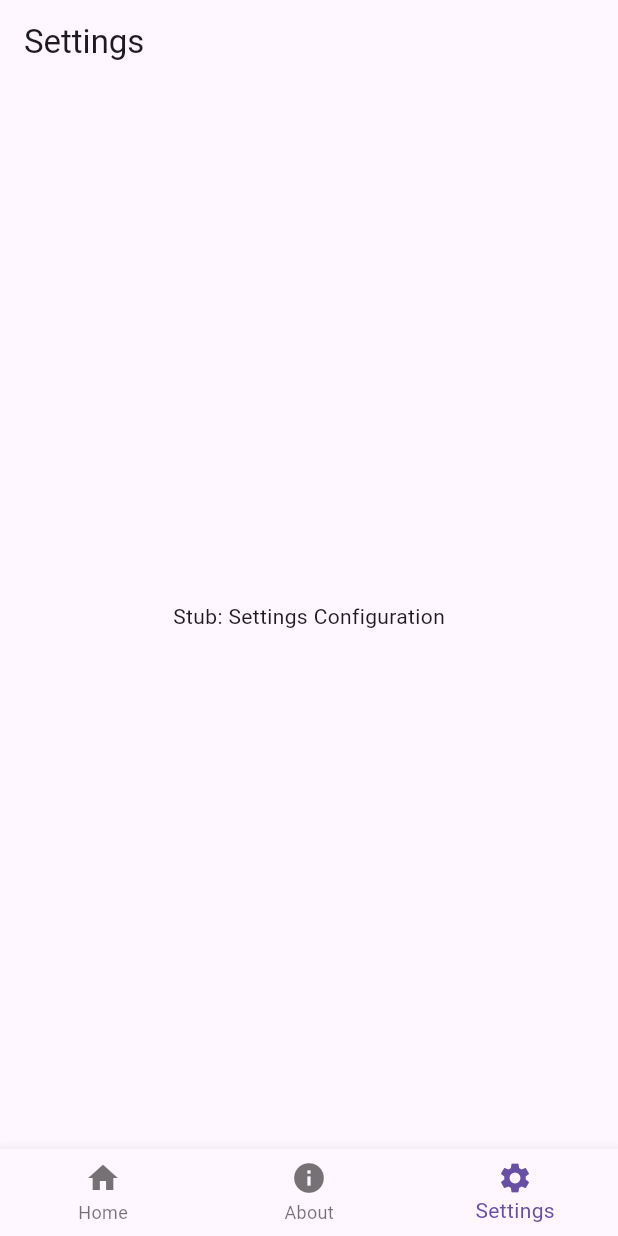
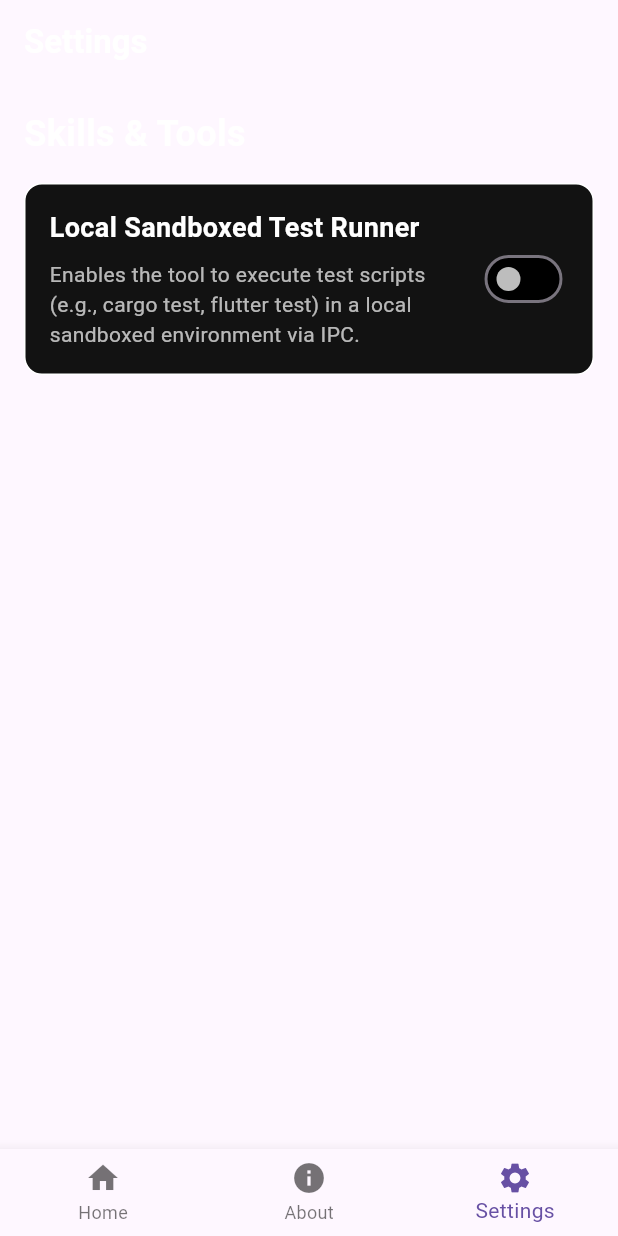
Before and after one commit to ddgybrasil-droid/JulesDesktop, a Flutter app: the screen it shows after launch, item 3 of the bottom bar chosen, on a phone screen of 412 x 824 dp. Run offline on Flutter 3.47's test engine with Material 3 defaults, Android fonts, the phone set to English and light mode, and no system bars.

Commit message:
feat: Add local test runner UI toggle and Rust backend handler stubs
- Added `tools_hub.rs` in backend with `TestExecutionSignal` schema and `handle_test_execution_signal` function.
- Exposed `tools_hub` module in `backend/src/main.rs`.
- Updated `settings_screen.dart` to implement "Skills & Tools" panel using the Bento Grid framework.
- Added a `Switch` toggle for the Local Sandboxed Test Runner in the frontend.
- Added `/backend/target/` to `.gitignore` to prevent committing build artifacts.

Co-authored-by: ddgybrasil-droid <273183648+ddgybrasil-droid@users.noreply.github.com>

```diff
--- a/jules-desktop-client/frontend/lib/screens/settings_screen.dart
+++ b/jules-desktop-client/frontend/lib/screens/settings_screen.dart
@@ -1,15 +1,97 @@
 import 'package:flutter/material.dart';
 
-// Stub: Settings screen placeholder
-class SettingsScreen extends StatelessWidget {
+class SettingsScreen extends StatefulWidget {
   const SettingsScreen({Key? key}) : super(key: key);
 
   @override
+  _SettingsScreenState createState() => _SettingsScreenState();
+}
+
+class _SettingsScreenState extends State<SettingsScreen> {
+  bool _isTestRunnerEnabled = false;
+
+  @override
   Widget build(BuildContext context) {
+    // 2026 techno-brutalist Bento Grid framework
     return Scaffold(
-      appBar: AppBar(title: const Text('Settings')),
-      body: const Center(
-        child: Text('Stub: Settings Configuration'),
+      backgroundColor: Colors.transparent, // Let base app theme show through
+      appBar: AppBar(
+        title: const Text(
+          'Settings',
+          style: TextStyle(color: Colors.white, fontWeight: FontWeight.w600),
+        ),
+        backgroundColor: Colors.transparent, // Let base app theme show through
+        elevation: 0,
+        iconTheme: const IconThemeData(color: Colors.white),
+      ),
+      body: SingleChildScrollView(
+        child: Padding(
+          padding: const EdgeInsets.all(16.0),
+          child: Column(
+            crossAxisAlignment: CrossAxisAlignment.start,
+            children: [
+              const Text(
+                'Skills & Tools',
+                style: TextStyle(
+                  fontSize: 24,
+                  fontWeight: FontWeight.bold,
+                  color: Colors.white,
+                ),
+              ),
+              const SizedBox(height: 16),
+              // Bento Grid Container
+              Container(
+                decoration: BoxDecoration(
+                  color: const Color(0xFF121212), // Deep dark background
+                  border: Border.all(color: Colors.white, width: 1), // 1px solid white border
+                  borderRadius: BorderRadius.circular(12), // Individual border radiuses
+                ),
+                padding: const EdgeInsets.all(16.0),
+                child: Row(
+                  mainAxisAlignment: MainAxisAlignment.spaceBetween,
+                  children: [
+                    Expanded(
+                      child: Column(
+                        crossAxisAlignment: CrossAxisAlignment.start,
+                        children: const [
+                          Text(
+                            'Local Sandboxed Test Runner',
+                            style: TextStyle(
+                              fontSize: 18,
+                              fontWeight: FontWeight.bold,
+                              color: Colors.white,
+                            ),
+                          ),
+                          SizedBox(height: 8),
+                          Text(
+                            'Enables the tool to execute test scripts (e.g., cargo test, flutter test) in a local sandboxed environment via IPC.',
+                            style: TextStyle(
+                              fontSize: 14,
+                              color: Colors.white70,
+                            ),
+                          ),
+                        ],
+                      ),
+                    ),
+                    const SizedBox(width: 16), // Uniform gap
+                    Switch(
+                      value: _isTestRunnerEnabled,
+                      onChanged: (bool value) {
+                        setState(() {
+                          _isTestRunnerEnabled = value;
+                        });
+                      },
+                      activeThumbColor: Colors.white,
+                      activeTrackColor: Colors.grey[700],
+                      inactiveThumbColor: Colors.grey[400],
+                      inactiveTrackColor: Colors.black,
+                    ),
+                  ],
+                ),
+              ),
+            ],
+          ),
+        ),
       ),
     );
   }
```
Also changed, not shown: 4 other files.
